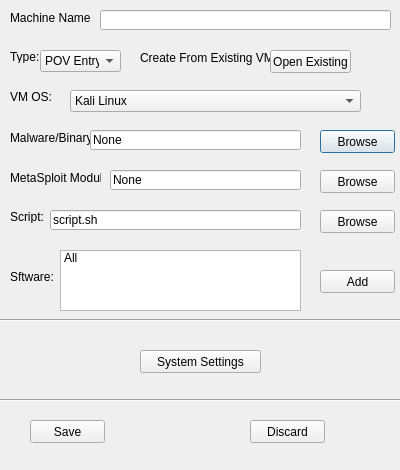
Practicum-Team-3/BlackHole, file Screens/Interfaces/machineEdit.ui: the form before one commit.
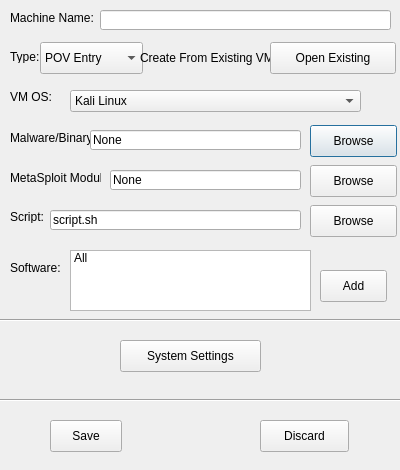
The form after the commit.

```diff
--- a/Screens/Interfaces/machineEdit.ui
+++ b/Screens/Interfaces/machineEdit.ui
@@ -29,10 +29,10 @@
   <widget class="QPushButton" name="browse1">
    <property name="geometry">
     <rect>
-     <x>320</x>
-     <y>130</y>
-     <width>75</width>
-     <height>23</height>
+     <x>310</x>
+     <y>125</y>
+     <width>87</width>
+     <height>32</height>
     </rect>
    </property>
    <property name="text">
@@ -44,7 +44,7 @@
     <rect>
      <x>10</x>
      <y>10</y>
-     <width>81</width>
+     <width>94</width>
      <height>16</height>
     </rect>
    </property>
@@ -62,7 +62,7 @@
     </rect>
    </property>
   </widget>
-  <widget class="QLabel" name="type">
+  <widget class="QLabel" name="label_2">
    <property name="geometry">
     <rect>
      <x>10</x>
@@ -75,13 +75,13 @@
     <string>Type:</string>
    </property>
   </widget>
-  <widget class="QComboBox" name="poventry">
+  <widget class="QComboBox" name="type">
    <property name="geometry">
     <rect>
      <x>40</x>
-     <y>50</y>
-     <width>81</width>
-     <height>22</height>
+     <y>42</y>
+     <width>103</width>
+     <height>32</height>
     </rect>
    </property>
    <item>
@@ -107,9 +107,9 @@
    <property name="geometry">
     <rect>
      <x>270</x>
-     <y>50</y>
-     <width>81</width>
-     <height>23</height>
+     <y>42</y>
+     <width>126</width>
+     <height>32</height>
     </rect>
    </property>
    <property name="text">
@@ -199,10 +199,10 @@
   <widget class="QPushButton" name="browse2">
    <property name="geometry">
     <rect>
-     <x>320</x>
-     <y>170</y>
-     <width>75</width>
-     <height>23</height>
+     <x>310</x>
+     <y>165</y>
+     <width>87</width>
+     <height>32</height>
     </rect>
    </property>
    <property name="text">
@@ -238,10 +238,10 @@
   <widget class="QPushButton" name="browse3">
    <property name="geometry">
     <rect>
-     <x>320</x>
-     <y>210</y>
-     <width>75</width>
-     <height>23</height>
+     <x>310</x>
+     <y>205</y>
+     <width>87</width>
+     <height>32</height>
     </rect>
    </property>
    <property name="text">
@@ -252,19 +252,19 @@
    <property name="geometry">
     <rect>
      <x>10</x>
-     <y>270</y>
-     <width>47</width>
-     <height>13</height>
+     <y>260</y>
+     <width>58</width>
+     <height>16</height>
     </rect>
    </property>
    <property name="text">
-    <string>Sftware:</string>
+    <string>Software:</string>
    </property>
   </widget>
   <widget class="QListWidget" name="list1">
    <property name="geometry">
     <rect>
-     <x>60</x>
+     <x>70</x>
      <y>250</y>
      <width>241</width>
      <height>61</height>
@@ -281,8 +281,8 @@
     <rect>
      <x>320</x>
      <y>270</y>
-     <width>75</width>
-     <height>23</height>
+     <width>67</width>
+     <height>32</height>
     </rect>
    </property>
    <property name="text">
@@ -305,10 +305,10 @@
   <widget class="QPushButton" name="syssets">
    <property name="geometry">
     <rect>
-     <x>140</x>
-     <y>350</y>
-     <width>121</width>
-     <height>23</height>
+     <x>120</x>
+     <y>340</y>
+     <width>141</width>
+     <height>32</height>
     </rect>
    </property>
    <property name="text">
@@ -331,10 +331,10 @@
   <widget class="QPushButton" name="save">
    <property name="geometry">
     <rect>
-     <x>30</x>
+     <x>50</x>
      <y>420</y>
-     <width>75</width>
-     <height>23</height>
+     <width>72</width>
+     <height>32</height>
     </rect>
    </property>
    <property name="text">
@@ -344,10 +344,10 @@
   <widget class="QPushButton" name="discard">
    <property name="geometry">
     <rect>
-     <x>250</x>
+     <x>260</x>
      <y>420</y>
-     <width>75</width>
-     <height>23</height>
+     <width>89</width>
+     <height>32</height>
     </rect>
    </property>
    <property name="text">
```
Left out of the diff: 10 changed lines with no effect on the pictures.
